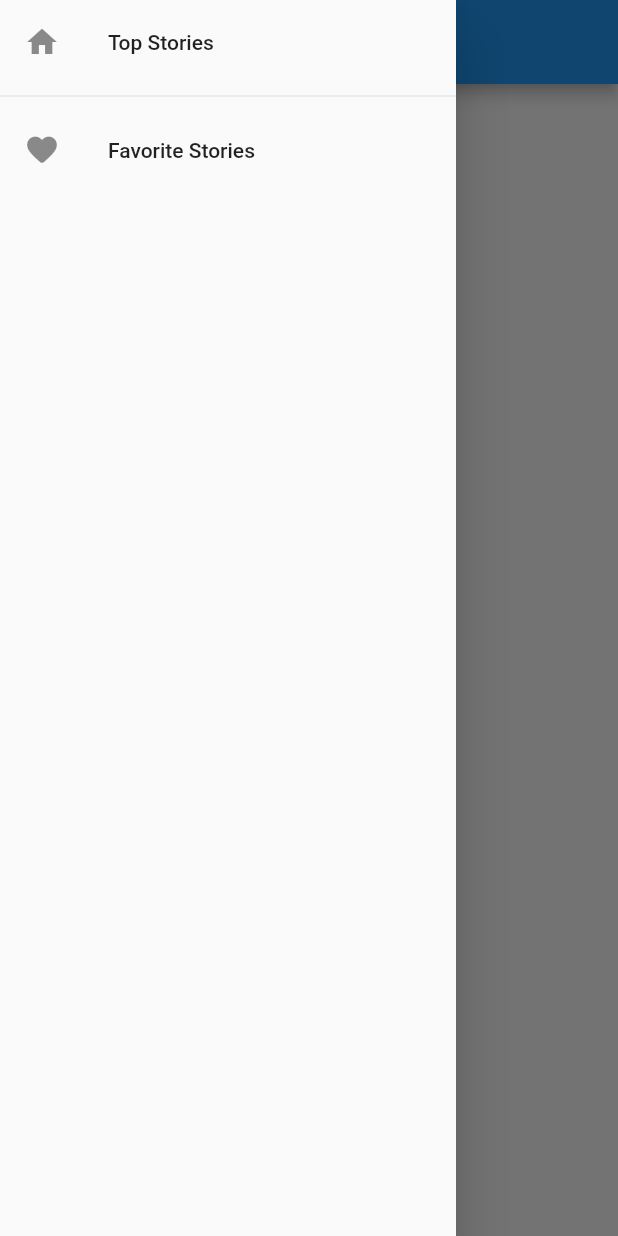
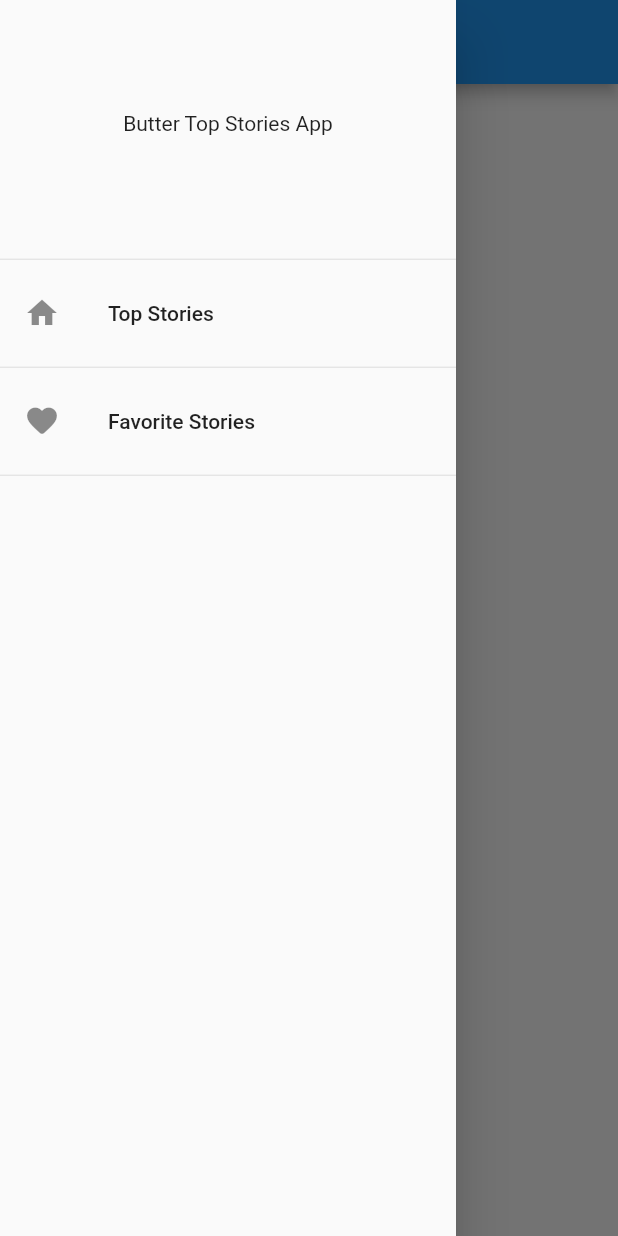
Before and after one commit to coder-iota/butter-app, a Flutter app: the FavoriteStoriesScreen screen opened directly, with the side drawer open, on a phone screen of 412 x 824 dp. Run offline on Flutter 3.47's test engine with Material 2 defaults, Android fonts, the phone set to English and light mode, and no system bars; our stand-ins replace sqflite; accounts and stored records are empty; network calls fail.

Commit message:
Added favorite button functionality.
Compeleted integration of favorite button to database to create and remove favorite stories.

```diff
--- a/lib/views/favorite_stories_screen.dart
+++ b/lib/views/favorite_stories_screen.dart
@@ -1,7 +1,7 @@
-import 'package:butter_app/models/story.dart';
-import 'package:butter_app/providers/stories.dart';
-import 'package:butter_app/widgets/custom_drawer.dart';
-import 'package:butter_app/widgets/favorite_button.dart';
+import '../models/story.dart';
+import '../providers/stories.dart';
+import '../widgets/custom_drawer.dart';
+import '../widgets/favorite_button.dart';
 import 'package:flutter/material.dart';
 import 'package:provider/provider.dart';
 
@@ -26,9 +26,11 @@ class FavoriteStoriesScreen extends StatelessWidget {
 
           final stories = favStoriesSnap.data;
 
-          print("Runtime Stories = " + stories.runtimeType.toString());
-
-          return ListView.builder(
+          return stories?.length == 0
+              ? const Center(
+                  child: Text("No Favorites Added"),
+                )
+              : ListView.builder(
                   itemCount: stories?.length,
                   itemBuilder: (context, inx) {
                     final story = stories![inx];
--- a/lib/views/story_list_screen.dart
+++ b/lib/views/story_list_screen.dart
@@ -10,7 +10,7 @@ class StoryListScreen extends StatelessWidget {
   Widget build(BuildContext context) {
     return Scaffold(
         appBar: AppBar(
-          title: const Text("List of Stories"),
+          title: const Text("Top Stories"),
         ),
         drawer: CustomDrawer(),
         body: FutureBuilder(
@@ -47,7 +47,7 @@ class StoryListScreen extends StatelessWidget {
                     return ListTile(
                       title: Text(tempTitle),
                       subtitle: Text(tempDate),
-                      trailing: FavoriteButton(story: story, isFav: false),
+                      trailing: FavoriteButton(story: story, isFav: false, disabled: tempTitle=="Story Unavailable",),
                     );
                   },
                 );
--- a/lib/widgets/custom_drawer.dart
+++ b/lib/widgets/custom_drawer.dart
@@ -22,6 +22,13 @@ class CustomDrawer extends StatelessWidget {
         child: SizedBox(
       child: Column(
         children: [
+          Container(
+            child: const Center(
+              child: Text("Butter Top Stories App"),
+            ),
+            height: MediaQuery.of(context).size.height * 0.2,
+          ),
+          const Divider(),
           ListTile(
             leading: const Icon(Icons.home),
             title: const Text("Top Stories"),
@@ -32,7 +39,8 @@ class CustomDrawer extends StatelessWidget {
             leading: const Icon(Icons.favorite_rounded),
             title: const Text("Favorite Stories"),
             onTap: () => redirectToFavoriteStories(context),
-          )
+          ),
+          const Divider(),
         ],
       ),
       height: MediaQuery.of(context).size.height,
--- a/lib/widgets/favorite_button.dart
+++ b/lib/widgets/favorite_button.dart
@@ -1,5 +1,7 @@
 import 'package:butter_app/models/story.dart';
+import 'package:butter_app/providers/stories.dart';
 import 'package:flutter/material.dart';
+import 'package:provider/provider.dart';
 
 class FavoriteButton extends StatefulWidget {
   FavoriteButton({required this.story, required this.isFav, this.disabled=false});
@@ -14,6 +16,11 @@ class FavoriteButton extends StatefulWidget {
 class _FavoriteButtonState extends State<FavoriteButton> {
 
   void handleFavToggle(){
+    if(!widget.isFav){
+      Provider.of<Stories>(context, listen: false).addStoryToFavs(widget.story);
+    }else{
+      Provider.of<Stories>(context, listen: false).removeStoryFromFavs(widget.story);
+    }
     setState(() {
       widget.isFav = !widget.isFav;
     });
@@ -26,7 +33,7 @@ class _FavoriteButtonState extends State<FavoriteButton> {
         : const Icon(Icons.favorite_border);
     return IconButton(
       icon: favIcon,
-      onPressed: widget.disabled? null:handleFavToggle,
+      onPressed: widget.disabled? null: handleFavToggle,
     );
   }
 }
```
Also changed, not shown: 1 other file. Lines whose indentation alone changed are shown as unchanged.
